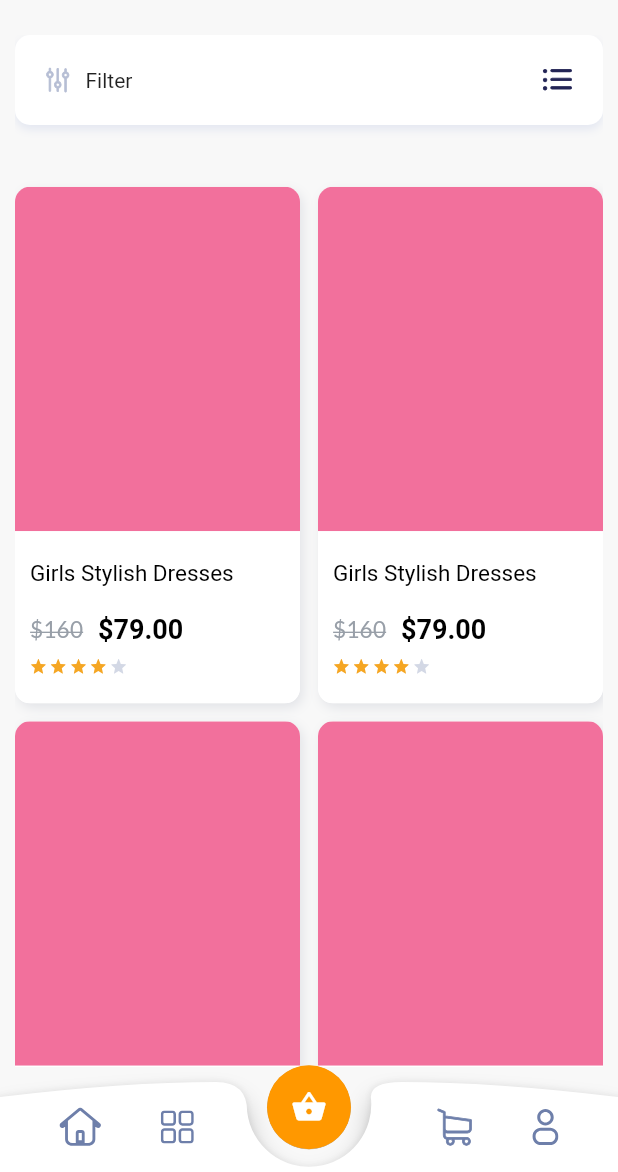
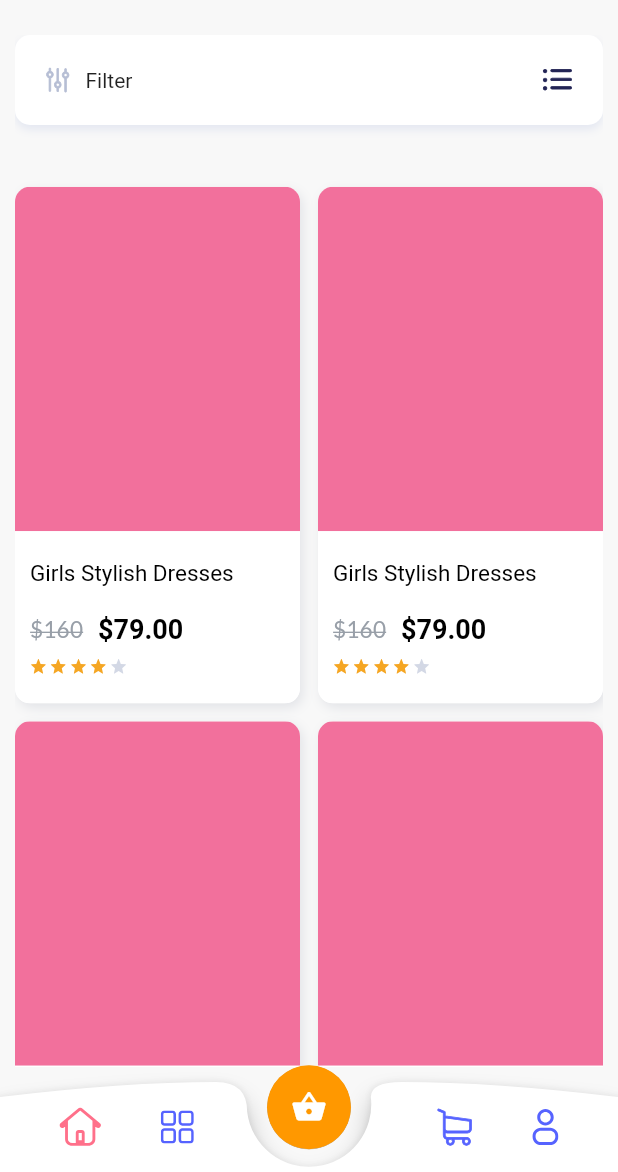
Before and after one commit to joardershawon/Dokan_Demo, a Flutter app: the screen it shows after launch, on a phone screen of 412 x 824 dp, the part 64-1236 px from its top. Run offline on Flutter 3.47's test engine with Material 2 defaults, Android fonts, the phone set to English and light mode, and no system bars; our stand-ins replace auto_route, flutter_svg, freezed_annotation, get_it, google_fonts, injectable; project files that could hold a hidden picture were left out.

Commit message:
bnbicon color adjusted

```diff
--- a/lib/presentation/homePage/home_page.dart
+++ b/lib/presentation/homePage/home_page.dart
@@ -27,9 +27,9 @@ class HomePage extends StatelessWidget {
       ),
       routes: const [
         HomeBodyRouter(),
-        ProfileRouter(),
         LoginPageRouter(),
         SignUpPageRouter(),
+        ProfileRouter(),
       ],
       bottomNavigationBuilder: (context, tabsRouter) {
         return CustomBNBar(
--- a/lib/presentation/homePage/widgets/custom_floating_button.dart
+++ b/lib/presentation/homePage/widgets/custom_floating_button.dart
@@ -1,4 +1,5 @@
 import 'package:auto_route/auto_route.dart';
+import 'package:dokan_demo/presentation/design/coolors.dart';
 import '../../core/size.dart';
 import '../../design/custom_paint_1.dart';
 import 'package:flutter/material.dart';
@@ -41,22 +42,34 @@ class CustomBNBar extends StatelessWidget {
               children: [
                 GestureDetector(
                   onTap: () => tabsRouter!.setActiveIndex(0),
-                  child: SvgPicture.asset('assets/bottom_nav_1.svg'),
+                  child: SvgPicture.asset(
+                    'assets/bottom_nav_1.svg',
+                    color: tabsRouter!.activeIndex == 0 ? Coolors.kCheckBoxColor : Coolors.kBottomMenuIconColor,
+                  ),
                 ),
                 GestureDetector(
                   onTap: () => tabsRouter!.setActiveIndex(1),
-                  child: SvgPicture.asset('assets/bottom_nav_2.svg'),
+                  child: SvgPicture.asset(
+                    'assets/bottom_nav_2.svg',
+                    color: tabsRouter!.activeIndex == 1 ? Coolors.kCheckBoxColor : Coolors.kBottomMenuIconColor,
+                  ),
                 ),
                 Container(
                   width: size.width * 0.20,
                 ),
                 GestureDetector(
                   onTap: () => tabsRouter!.setActiveIndex(2),
-                  child: SvgPicture.asset('assets/bottom_nav_3.svg'),
+                  child: SvgPicture.asset(
+                    'assets/bottom_nav_3.svg',
+                    color: tabsRouter!.activeIndex == 2 ? Coolors.kCheckBoxColor : Coolors.kBottomMenuIconColor,
+                  ),
                 ),
                 GestureDetector(
                   onTap: () => tabsRouter!.setActiveIndex(3),
-                  child: SvgPicture.asset('assets/bottom_nav_4.svg'),
+                  child: SvgPicture.asset(
+                    'assets/bottom_nav_4.svg',
+                    color: tabsRouter!.activeIndex == 3 ? Coolors.kCheckBoxColor : Coolors.kBottomMenuIconColor,
+                  ),
                 ),
               ],
             ),
```
Also changed, not shown: lib/presentation/profilePage/profile_page.dart (+19 -2 lines).
